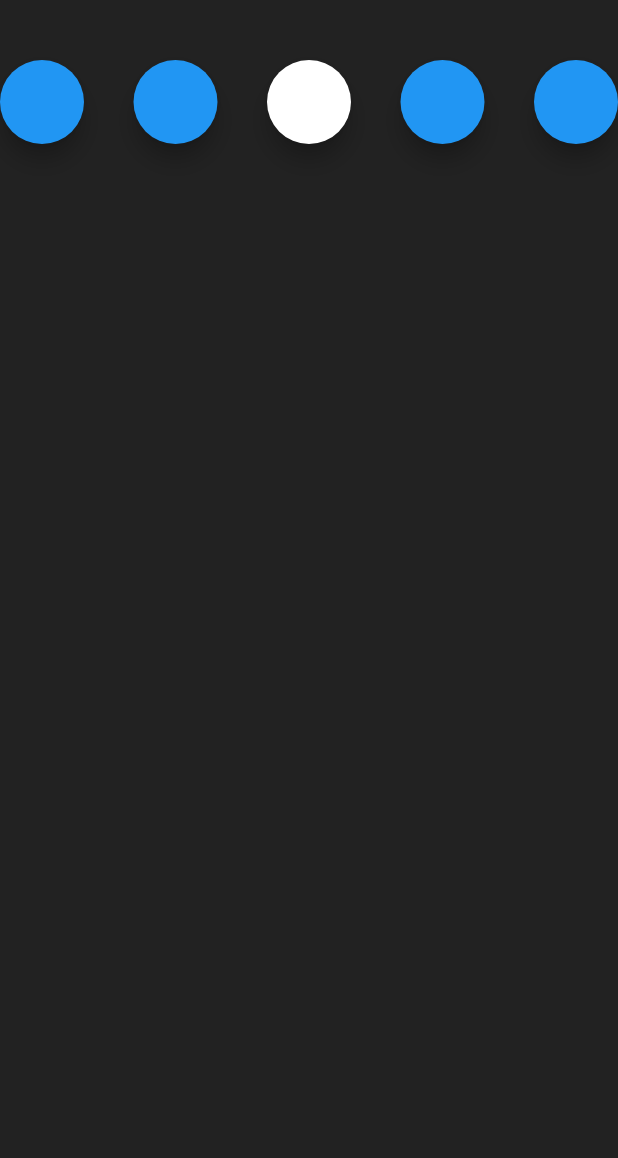
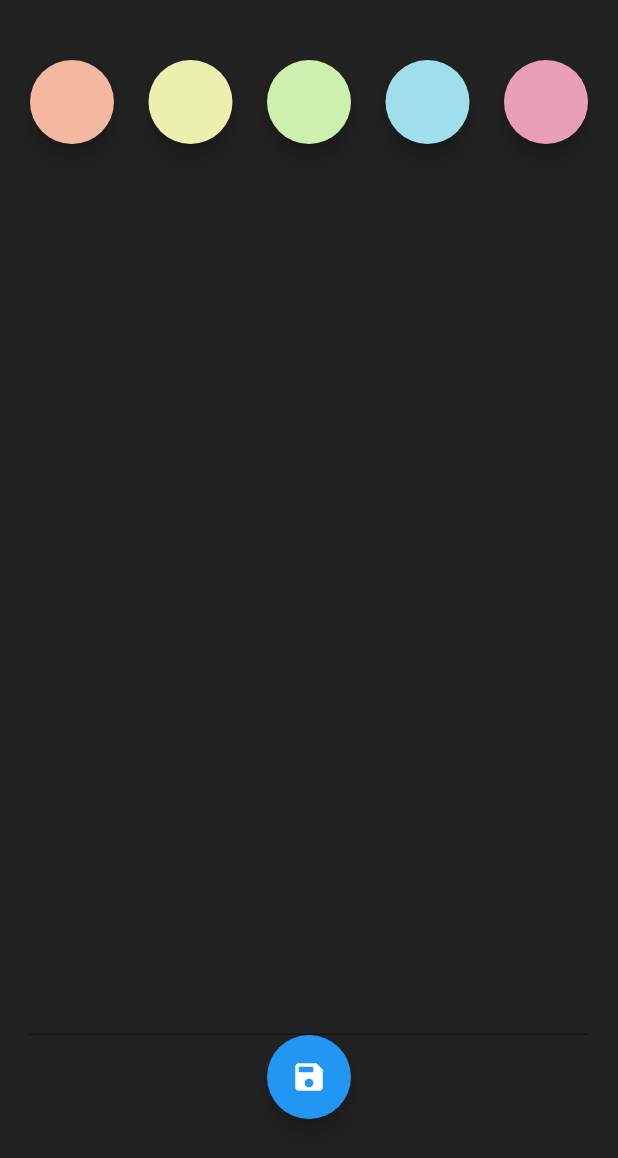
Before and after one commit to giuseppe2028/note_app, a Flutter app: the screen it shows after launch, after a tap on the "add" icon, on a phone screen of 412 x 824 dp. Shown: the top 1158 px of the screen. Run offline on Flutter 3.47's test engine with Material 2 defaults, Android fonts, the phone set to English and light mode, and no system bars.

Commit message:
Aggiustato il textField della secondPage

```diff
--- a/lib/Classes/ColorHandler.dart
+++ /dev/null
@@ -1,14 +0,0 @@
-import 'package:flutter/material.dart';
-
-class ColorHandler {
-  Color _colore = Colors.blue;
-
-  void setColor(Color input) {
-    _colore = input;
-    print(_colore.toString());
-  }
-
-  Color getColor() {
-    return _colore;
-  }
-}
--- a/lib/ColorListView.dart
+++ b/lib/ColorListView.dart
@@ -1,8 +1,14 @@
 import 'package:flutter/material.dart';
 
 class ColorListView extends StatefulWidget {
+  /*Uso Function in modo tale da accettare una funzione come parametro. (funzione chiamata onpressed).
+  //questa funzione sarà, in verità, la funzione che richiama una funzione della classe second Page.
+  Infatti, chiamiamo la funzione setColor, della classe secondPage che setta il colore.
+  Inoltre usiamo la classe widget per accedere funzioni della classe che estende la stateful widget. Infatti quando
+  facciamo la stateful widget, stiamo dividendo la classe in due sottoclassi. Con widget accediamo ai metodi della classe principale
+  che estende stateful widget.
+*/
   final Function(Color) onPressed;
-
   ColorListView({required this.onPressed});
   @override
   State<ColorListView> createState() => _ColorListViewState();
@@ -17,23 +23,31 @@ class _ColorListViewState extends State<ColorListView> {
         child: Row(
           mainAxisAlignment: MainAxisAlignment.spaceBetween,
           children: [
-            FloatingActionButton(onPressed: () {
-              widget.onPressed(Colors.white);
-            }),
-            FloatingActionButton(onPressed: () {
-              widget.onPressed(Colors.white);
-            }),
             FloatingActionButton(
-                backgroundColor: Colors.white,
+                backgroundColor: Color.fromRGBO(244, 184, 160, 10),
                 onPressed: () {
-                  widget.onPressed(Colors.white);
+                  widget.onPressed(Color.fromRGBO(244, 184, 160, 10));
                 }),
-            FloatingActionButton(onPressed: () {
-              widget.onPressed(Colors.white);
-            }),
-            FloatingActionButton(onPressed: () {
-              widget.onPressed(Colors.white);
-            }),
+            FloatingActionButton(
+                backgroundColor: Color.fromRGBO(236, 240, 174, 10),
+                onPressed: () {
+                  widget.onPressed(Color.fromRGBO(236, 240, 174, 10));
+                }),
+            FloatingActionButton(
+                backgroundColor: Color.fromRGBO(205, 240, 174, 10),
+                onPressed: () {
+                  widget.onPressed(Color.fromRGBO(205, 240, 174, 10));
+                }),
+            FloatingActionButton(
+                backgroundColor: Color.fromRGBO(159, 223, 235, 10),
+                onPressed: () {
+                  widget.onPressed(Color.fromRGBO(159, 223, 235, 10));
+                }),
+            FloatingActionButton(
+                backgroundColor: Color.fromRGBO(232, 158, 185, 10),
+                onPressed: () {
+                  widget.onPressed(Color.fromRGBO(232, 158, 185, 10));
+                }),
           ],
         ),
       ),
--- a/lib/SecondPage.dart
+++ b/lib/SecondPage.dart
@@ -1,5 +1,4 @@
 import 'package:flutter/material.dart';
-import 'package:note_app/Classes/ColorHandler.dart';
 import 'package:note_app/ColorListView.dart';
 
 class SecondPage extends StatefulWidget {
@@ -10,7 +9,6 @@ class SecondPage extends StatefulWidget {
 class _SecondPageState extends State<SecondPage> {
   Color back = Colors.black87;
 
-  ColorHandler colorHandler = ColorHandler();
   // ignore_for_file: prefer_const_constructors
   @override
   Widget build(BuildContext context) {
@@ -18,8 +16,25 @@ class _SecondPageState extends State<SecondPage> {
     return MaterialApp(
       home: Scaffold(
         backgroundColor: back,
-        body: ColorListView(
-          onPressed: changeBackgroundColor,
+        body: SafeArea(
+          child: Container(
+            margin: EdgeInsets.symmetric(horizontal: 20),
+            child: Column(
+              children: [
+                ColorListView(
+                  onPressed: changeBackgroundColor,
+                ),
+                TextField(
+                  keyboardType: TextInputType.multiline,
+                  maxLines: 30,
+                ),
+                FloatingActionButton(
+                  onPressed: () => {},
+                  child: Icon(Icons.save),
+                )
+              ],
+            ),
+          ),
         ),
       ),
     );
```
